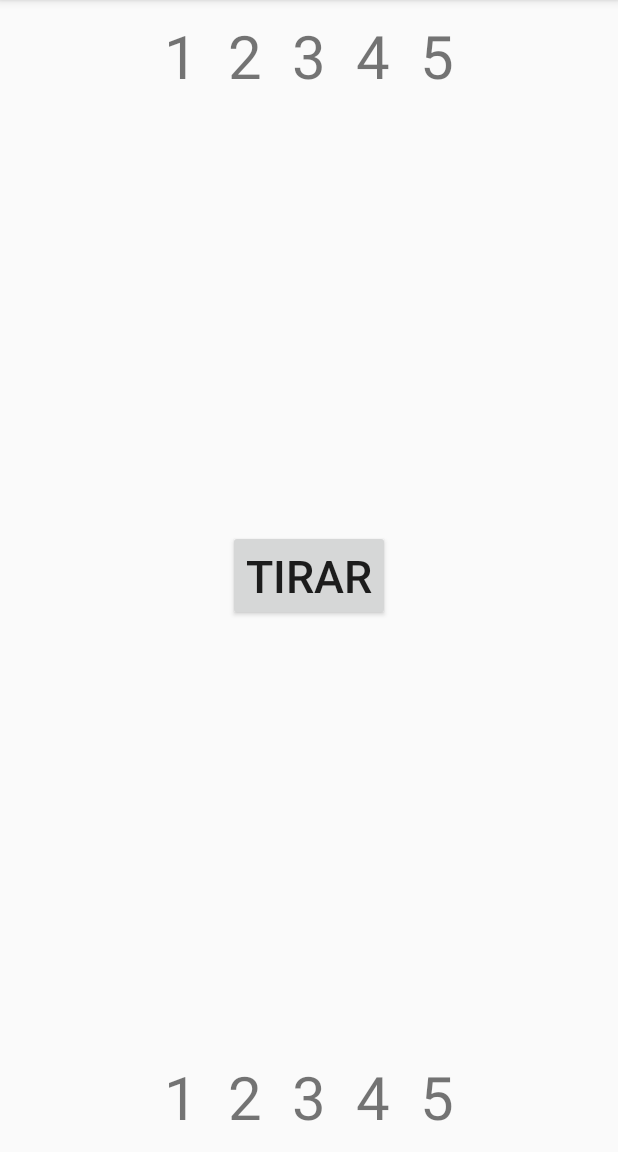
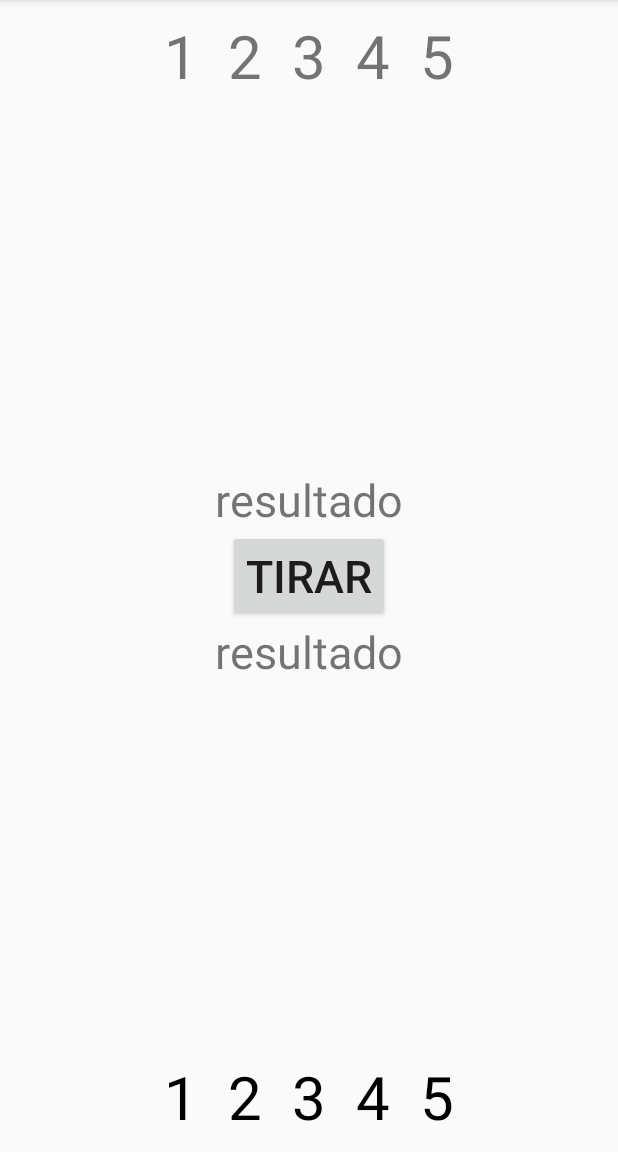
Before and after one commit to Lwyx94/DAM-MO, an Android app: the vsIA screen opened directly, with no data from a screen before it, on a phone screen of 412 x 824 dp, the part 84-1236 px from its top. Run offline under Robolectric (Android 15) with nearby library versions, the phone set to English and light mode, and no system bars.

Commit message:
Update activity_vs_ia.xml

```diff
--- a/10-Dadoker/app/src/main/res/layout/activity_vs_ia.xml
+++ b/10-Dadoker/app/src/main/res/layout/activity_vs_ia.xml
@@ -11,7 +11,7 @@
         android:layout_width="wrap_content"
         android:layout_height="wrap_content"
         android:layout_centerHorizontal="true"
-        >
+        android:id="@+id/linearLayout3">
 
         <TextView
             android:layout_width="wrap_content"
@@ -57,15 +57,36 @@
     <LinearLayout
         android:layout_width="wrap_content"
         android:layout_height="wrap_content"
+        android:orientation="vertical"
         android:layout_centerVertical="true"
-        android:layout_centerHorizontal="true">
+        android:layout_centerHorizontal="true"
+        android:id="@+id/linearLayout4">
+
+
+
+        <TextView
+            android:layout_width="wrap_content"
+            android:layout_height="wrap_content"
+            android:layout_gravity="center"
+            android:text="resultado"
+            android:textSize="30sp"
+            android:id="@+id/txtResIA"/>
+
         <Button
-            android:layout_width="match_parent"
+            android:layout_width="wrap_content"
             android:layout_height="wrap_content"
+            android:layout_gravity="center"
             android:text="@string/roll"
             android:textSize="30sp"
             android:id="@+id/btnRoll"
             />
+        <TextView
+            android:layout_width="wrap_content"
+            android:layout_height="wrap_content"
+            android:layout_gravity="center"
+            android:text="resultado"
+            android:textSize="30sp"
+            android:id="@+id/txtResHum"/>
     </LinearLayout>
 
 
@@ -76,6 +97,7 @@
         android:layout_alignParentBottom="true">
 
         <TextView
+            android:textColor="@android:color/black"
             android:layout_width="wrap_content"
             android:layout_height="wrap_content"
             android:text="1"
@@ -84,6 +106,7 @@
             android:id="@+id/dado1"/>
 
         <TextView
+            android:textColor="@android:color/black"
             android:layout_width="wrap_content"
             android:layout_height="wrap_content"
             android:text="2"
@@ -92,6 +115,7 @@
             android:id="@+id/dado2"/>
 
         <TextView
+            android:textColor="@android:color/black"
             android:layout_width="wrap_content"
             android:layout_height="wrap_content"
             android:text="3"
@@ -100,6 +124,7 @@
             android:id="@+id/dado3"/>
 
         <TextView
+            android:textColor="@android:color/black"
             android:layout_width="wrap_content"
             android:layout_height="wrap_content"
             android:text="4"
@@ -108,6 +133,7 @@
             android:id="@+id/dado4"/>
 
         <TextView
+            android:textColor="@android:color/black"
             android:layout_width="wrap_content"
             android:layout_height="wrap_content"
             android:text="5"
@@ -115,6 +141,4 @@
             android:layout_margin="10dp"
             android:id="@+id/dado5"/>
     </LinearLayout>
-
-
 </RelativeLayout>
```
